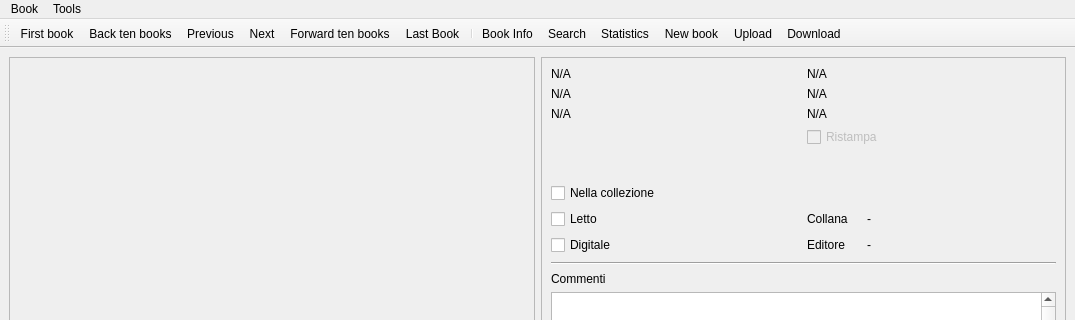
Before: the Qt Designer form ui/MainWindow.ui in giovortu/Urania, drawn with Qt 5; both pictures show x 0 to 1075 and y 0 to 320 of the 1075 by 789 pixel window.
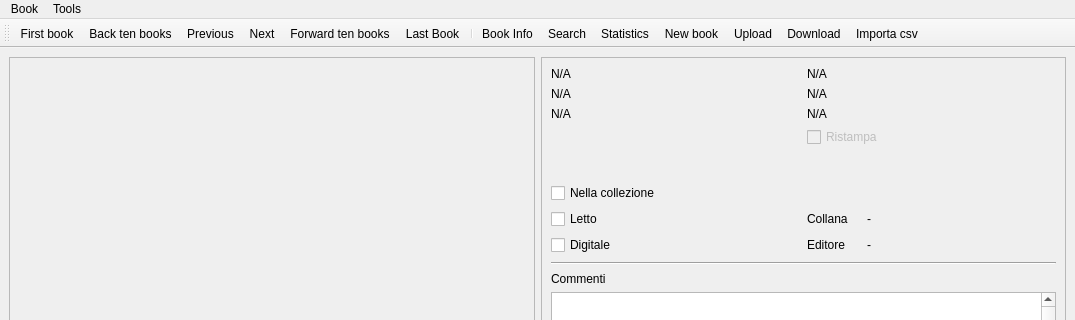
After: the same form once the commit is applied. Icons and pictures are not drawn. Custom widgets are drawn as their Qt base class.

What changed in the file:
```diff
--- a/ui/MainWindow.ui
+++ b/ui/MainWindow.ui
@@ -495,6 +495,7 @@
    <addaction name="actionNewBook"/>
    <addaction name="actionUpload"/>
    <addaction name="actionDownload"/>
+   <addaction name="actionImporta_csv"/>
   </widget>
   <action name="actionPrevious">
    <property name="icon">
@@ -643,6 +644,14 @@
     <enum>QAction::MenuRole::NoRole</enum>
    </property>
   </action>
+  <action name="actionImporta_csv">
+   <property name="text">
+    <string>Importa csv</string>
+   </property>
+   <property name="menuRole">
+    <enum>QAction::MenuRole::NoRole</enum>
+   </property>
+  </action>
  </widget>
  <customwidgets>
   <customwidget>
```
